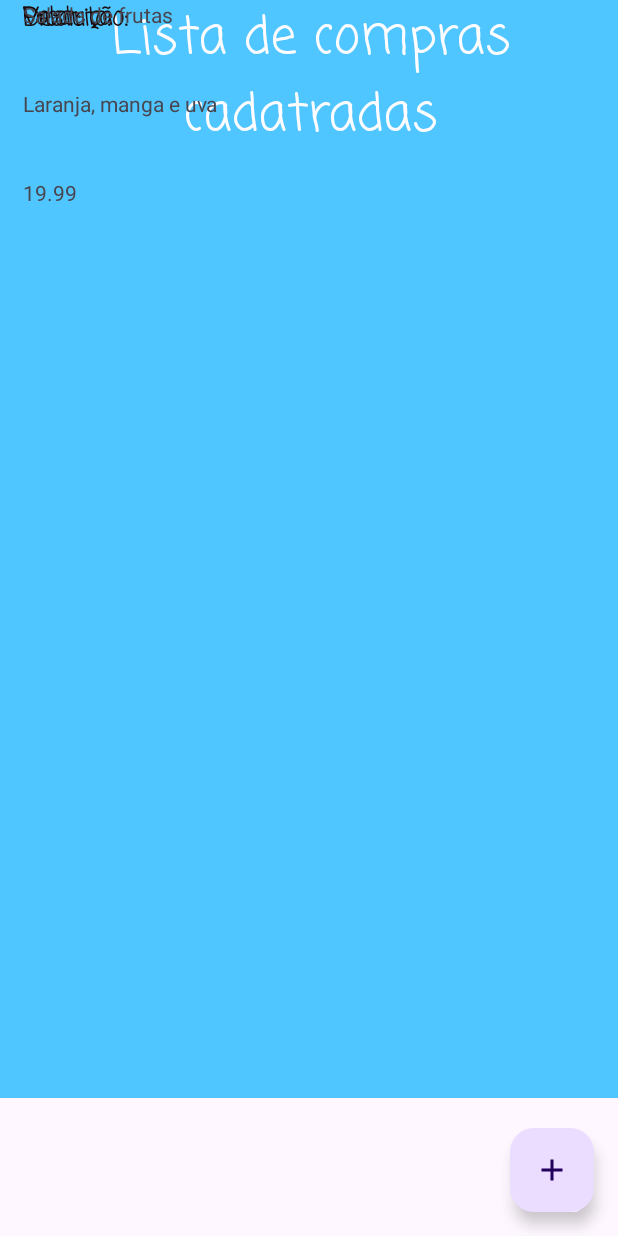
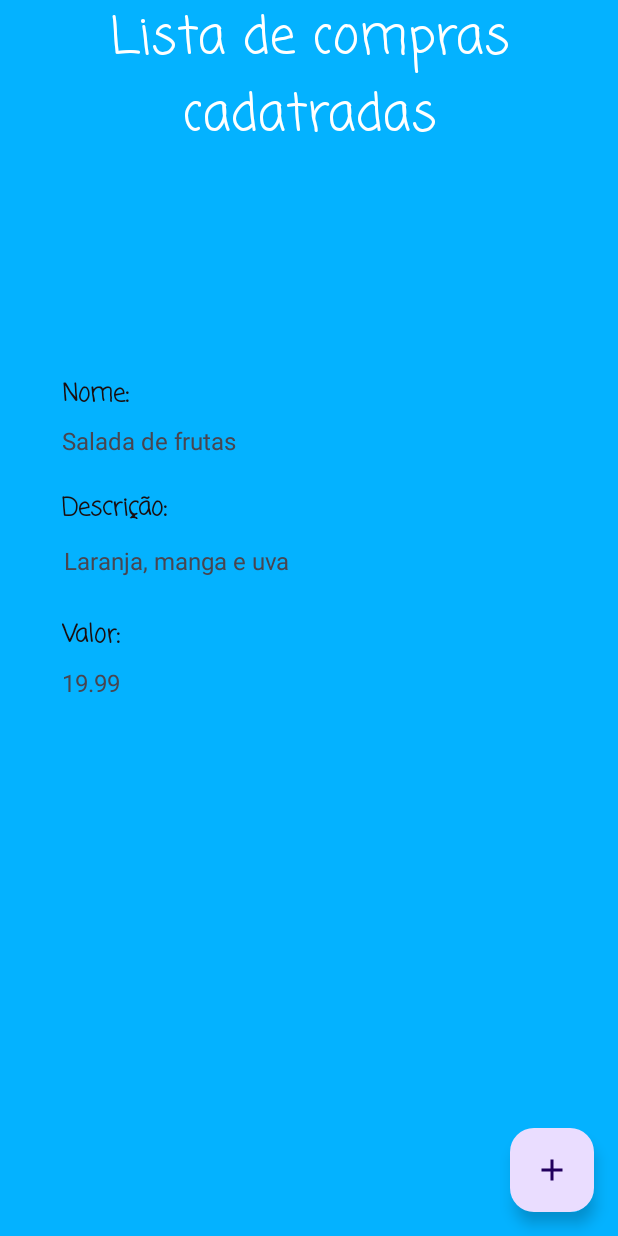
Before and after one commit to GabrielT31xeira/App_Orgs, an Android app: the layout activity_lista_produtos_activity.xml on its own in the app's theme, with its tools: preview values and no code run, on a phone screen of 412 x 824 dp. Run offline under Robolectric (Android 15) with nearby library versions, the phone set to English and light mode, and no system bars; Roboto replaces fonts that are not available here.

Commit message:
fim do projeto

```diff
--- a/app/src/main/java/br/com/sosthenes/orgs/ui/activity/ListaProdutosActivity.kt
+++ b/app/src/main/java/br/com/sosthenes/orgs/ui/activity/ListaProdutosActivity.kt
@@ -16,6 +16,7 @@ class ListaProdutosActivity : AppCompatActivity(R.layout.activity_lista_produtos
 
     override fun onCreate(savedInstanceState: Bundle?) {
         super.onCreate(savedInstanceState)
+        supportActionBar?.hide()
         configuraRecyclerView()
         configuraFab()
     }
--- a/app/src/main/res/layout/activity_lista_produtos_activity.xml
+++ b/app/src/main/res/layout/activity_lista_produtos_activity.xml
@@ -8,10 +8,9 @@
 
     <TextView
         android:id="@+id/app_title"
-        android:layout_width="414dp"
-        android:layout_height="732dp"
+        android:layout_width="match_parent"
+        android:layout_height="match_parent"
         android:layout_gravity="center_horizontal"
-        android:alpha="0.7"
         android:background="#04B2FF"
         android:elegantTextHeight="true"
         android:fontFamily="casual"
@@ -22,17 +21,19 @@
         android:textAppearance="?android:attr/textAppearanceLarge"
         android:textColor="#FFFFFF"
         android:textSize="34sp"
-        tools:ignore="MissingConstraints"
-        tools:layout_editor_absoluteY="-1dp" />
+        app:layout_constraintBottom_toBottomOf="parent"
+        tools:ignore="MissingConstraints" />
 
 
     <androidx.recyclerview.widget.RecyclerView
         android:id="@+id/activity_lista_produtos_recyclerView"
-        android:layout_width="415dp"
-        android:layout_height="727dp"
+        android:layout_width="393dp"
+        android:layout_height="338dp"
+        android:layout_marginTop="230dp"
         app:layoutManager="androidx.recyclerview.widget.LinearLayoutManager"
         app:layout_constraintBottom_toBottomOf="parent"
         app:layout_constraintEnd_toEndOf="parent"
+        app:layout_constraintHorizontal_bias="0.272"
         app:layout_constraintStart_toStartOf="parent"
         app:layout_constraintTop_toTopOf="parent"
         app:layout_constraintVertical_bias="0.0"
--- a/app/src/main/res/layout/produto_item.xml
+++ b/app/src/main/res/layout/produto_item.xml
@@ -6,102 +6,108 @@
     android:layout_height="match_parent">
 
     <TextView
-        android:id="@+id/produto_descricao"
-        android:layout_width="0dp"
+        android:id="@+id/produto_label"
+        android:layout_width="328dp"
         android:layout_height="19dp"
-        android:layout_margin="16dp"
         android:fontFamily="casual"
         android:lineSpacingExtra="8sp"
         android:orientation="vertical"
         android:rotationX="0"
+        android:text="Nome:"
         android:textAllCaps="false"
         android:textColor="#1B0D0D"
         android:textSize="16sp"
         android:textStyle="bold"
+        app:layout_constraintBottom_toBottomOf="parent"
         app:layout_constraintEnd_toEndOf="parent"
+        app:layout_constraintHorizontal_bias="0.554"
         app:layout_constraintStart_toStartOf="parent"
-        tools:ignore="MissingConstraints"
-        tools:layout_editor_absoluteY="190dp"
-        tools:text="Descrição:" />
+        app:layout_constraintTop_toTopOf="parent"
+        app:layout_constraintVertical_bias="0.065"
+        tools:ignore="MissingConstraints" />
 
     <TextView
-        android:id="@+id/produto_valor"
-        android:layout_width="0dp"
+        android:id="@+id/produto_item_nome"
+        android:layout_width="328dp"
+        android:layout_height="32dp"
+        android:labelFor="@id/produto_label"
+        app:layout_constraintBottom_toBottomOf="parent"
+        app:layout_constraintEnd_toEndOf="parent"
+        app:layout_constraintHorizontal_bias="0.554"
+        app:layout_constraintStart_toStartOf="parent"
+        app:layout_constraintTop_toTopOf="parent"
+        app:layout_constraintVertical_bias="0.173"
+        tools:text="Salada de frutas"
+        android:textSize="16sp"/>
+
+    <TextView
+        android:id="@+id/produto_descricao"
+        android:layout_width="328dp"
         android:layout_height="19dp"
-        android:layout_margin="16dp"
         android:fontFamily="casual"
         android:lineSpacingExtra="8sp"
         android:orientation="vertical"
         android:rotationX="0"
+        android:text="Descrição:"
         android:textAllCaps="false"
         android:textColor="#1B0D0D"
         android:textSize="16sp"
         android:textStyle="bold"
+        app:layout_constraintBottom_toBottomOf="parent"
         app:layout_constraintEnd_toEndOf="parent"
+        app:layout_constraintHorizontal_bias="0.554"
         app:layout_constraintStart_toStartOf="parent"
-        tools:ignore="MissingConstraints"
-        tools:layout_editor_absoluteY="247dp"
-        tools:text="Valor:" />
+        app:layout_constraintTop_toTopOf="parent"
+        app:layout_constraintVertical_bias="0.303"
+        tools:ignore="MissingConstraints" />
 
     <TextView
-        android:id="@+id/produto_label"
-        android:layout_width="0dp"
+        android:id="@+id/produto_item_descricao"
+        android:layout_width="325dp"
+        android:layout_height="35dp"
+        android:labelFor="@id/produto_descricao"
+        app:layout_constraintBottom_toBottomOf="parent"
+        app:layout_constraintEnd_toEndOf="parent"
+        app:layout_constraintHorizontal_bias="0.546"
+        app:layout_constraintStart_toStartOf="parent"
+        app:layout_constraintTop_toTopOf="parent"
+        app:layout_constraintVertical_bias="0.439"
+        tools:text="Laranja, manga e uva"
+        android:textSize="16sp"/>
+
+    <TextView
+        android:id="@+id/produto_valor"
+        android:layout_width="328dp"
         android:layout_height="19dp"
-        android:layout_margin="16dp"
         android:fontFamily="casual"
         android:lineSpacingExtra="8sp"
         android:orientation="vertical"
         android:rotationX="0"
+        android:text="Valor:"
         android:textAllCaps="false"
         android:textColor="#1B0D0D"
         android:textSize="16sp"
         android:textStyle="bold"
+        app:layout_constraintBottom_toBottomOf="parent"
         app:layout_constraintEnd_toEndOf="parent"
+        app:layout_constraintHorizontal_bias="0.554"
         app:layout_constraintStart_toStartOf="parent"
-        tools:ignore="MissingConstraints"
-        tools:layout_editor_absoluteY="132dp"
-        tools:text="Produto:" />
-
-    <TextView
-        android:id="@+id/produto_item_nome"
-        android:layout_width="0dp"
-        android:layout_height="19dp"
-        android:layout_margin="16dp"
-        android:layout_marginStart="16dp"
-        android:layout_marginTop="40dp"
-        android:layout_marginEnd="16dp"
-        app:layout_constraintEnd_toEndOf="parent"
-        app:layout_constraintHorizontal_bias="0.781"
-        app:layout_constraintStart_toStartOf="parent"
-        tools:ignore="MissingConstraints"
-        tools:layout_editor_absoluteY="159dp"
-        tools:text="Salada de frutas" />
-
-
-    <TextView
-        android:id="@+id/produto_item_descricao"
-        android:layout_width="0dp"
-        android:layout_height="wrap_content"
-        android:layout_marginStart="16dp"
-        android:layout_marginTop="40dp"
-        android:layout_marginEnd="16dp"
-        app:layout_constraintEnd_toEndOf="parent"
-        app:layout_constraintHorizontal_bias="0.0"
-        app:layout_constraintStart_toStartOf="parent"
-        app:layout_constraintTop_toBottomOf="@id/produto_item_nome"
-        tools:text="Laranja, manga e uva" />
+        app:layout_constraintTop_toTopOf="parent"
+        app:layout_constraintVertical_bias="0.57"
+        tools:ignore="MissingConstraints" />
 
     <TextView
         android:id="@+id/produto_item_valor"
-        android:layout_width="0dp"
-        android:layout_height="wrap_content"
-        android:layout_marginStart="16dp"
-        android:layout_marginTop="40dp"
-        android:layout_marginEnd="16dp"
+        android:layout_width="329dp"
+        android:layout_height="36dp"
+        android:labelFor="@id/produto_valor"
+        app:layout_constraintBottom_toBottomOf="parent"
         app:layout_constraintEnd_toEndOf="parent"
-        app:layout_constraintHorizontal_bias="0.0"
+        app:layout_constraintHorizontal_bias="0.56"
         app:layout_constraintStart_toStartOf="parent"
-        app:layout_constraintTop_toBottomOf="@id/produto_item_descricao"
-        tools:text="19.99" />
+        app:layout_constraintTop_toTopOf="parent"
+        app:layout_constraintVertical_bias="0.708"
+        tools:text="19.99"
+        android:textSize="16sp"/>
 
 </androidx.constraintlayout.widget.ConstraintLayout>
```
Also changed, not shown: 1 other file.
